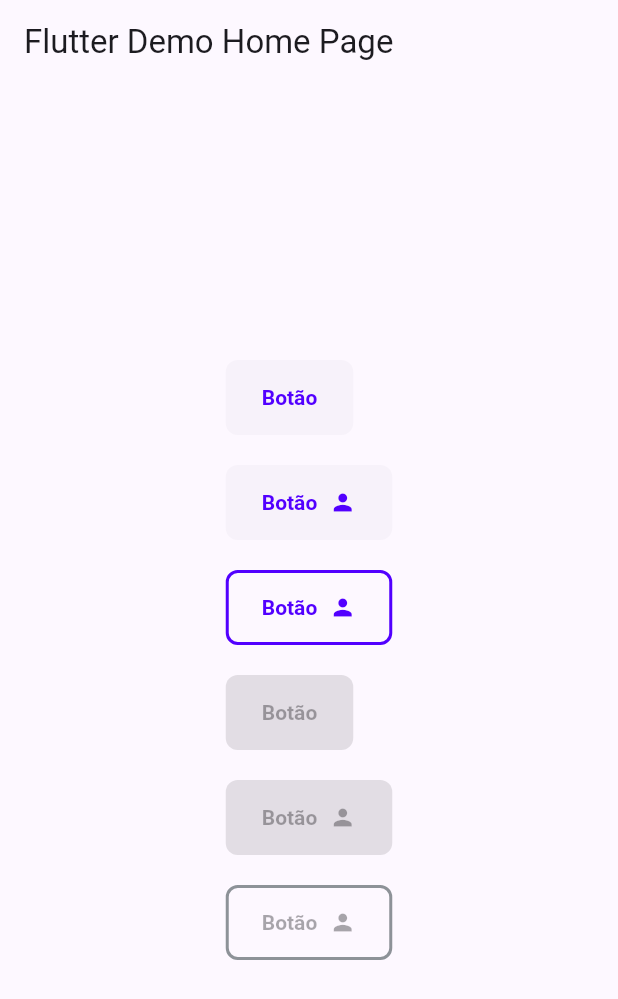
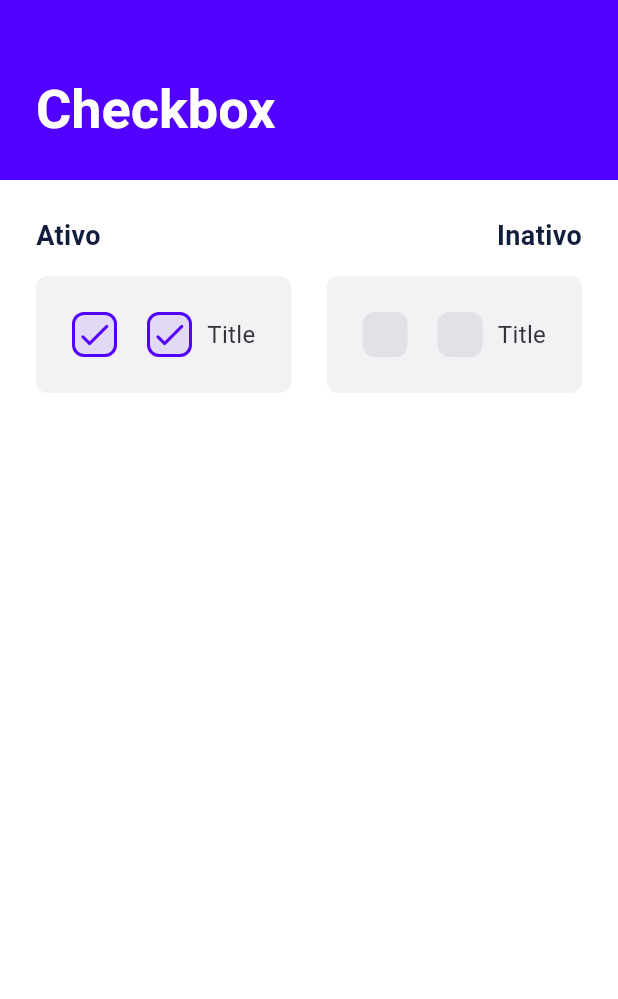
Before and after one commit to bernardoveras/comanda_ui, a Flutter app: the screen it shows after launch, on a phone screen of 412 x 824 dp. Shown: the top 999 px of the screen. Run offline on Flutter 3.47's test engine with Material 2 defaults, Android fonts, the phone set to English and light mode, and no system bars.

Commit message:
Adicionado checkbox

```diff
--- /dev/null
+++ b/example/lib/checkbox/checkboxes.dart
@@ -0,0 +1,118 @@
+import 'package:comanda_ui/shared/colors.dart';
+import 'package:example/shared/component_appbar.dart';
+import 'package:flutter/material.dart';
+
+import '../shared/component_header.dart';
+import 'comanda_checkbox.dart';
+
+class CheckBoxes extends StatefulWidget {
+  CheckBoxes({Key? key}) : super(key: key);
+
+  @override
+  State<CheckBoxes> createState() => _CheckBoxesState();
+}
+
+class _CheckBoxesState extends State<CheckBoxes> {
+  bool leftCheckbox = true;
+  bool rightCheckbox = false;
+
+  void changeLeftActive(bool value) => setState(() => leftCheckbox = value);
+  void changeRightActive(bool value) => setState(() => rightCheckbox = value);
+
+  @override
+  Widget build(BuildContext context) {
+    return Scaffold(
+      body: NestedScrollView(
+        floatHeaderSlivers: true,
+        headerSliverBuilder: (context, _) => [const ComponentAppBar(title: 'Checkbox')],
+        body: SingleChildScrollView(
+          physics: const BouncingScrollPhysics(),
+          child: Padding(
+            padding: const EdgeInsets.all(24),
+            child: Column(
+              crossAxisAlignment: CrossAxisAlignment.start,
+              children: <Widget>[
+                SizedBox(
+                  width: MediaQuery.of(context).size.width,
+                  child: Wrap(
+                    alignment: WrapAlignment.spaceBetween,
+                    children: [
+                      Column(
+                        crossAxisAlignment: CrossAxisAlignment.start,
+                        children: [
+                          ComponentHeader(title: leftCheckbox ? 'Ativo' : 'Inativo'),
+                          Container(
+                            padding: const EdgeInsets.all(24),
+                            margin: const EdgeInsets.symmetric(vertical: 14),
+                            decoration: BoxDecoration(
+                              color: Theme.of(context).brightness == Brightness.light ? ComandaBetColors.textFieldLight : ComandaBetColors.dark100,
+                              borderRadius: BorderRadius.circular(8),
+                              border: Theme.of(context).brightness == Brightness.dark
+                                  ? Border.all(
+                                      color: ComandaBetColors.primary,
+                                      width: 1.5,
+                                    )
+                                  : null,
+                            ),
+                            child: Wrap(
+                              spacing: 20,
+                              children: [
+                                ComandaCheckBox(
+                                  value: leftCheckbox,
+                                  onChanged: (v) => changeLeftActive(v),
+                                ),
+                                ComandaCheckBox(
+                                  text: 'Title',
+                                  value: leftCheckbox,
+                                  onChanged: (v) => changeLeftActive(v),
+                                ),
+                              ],
+                            ),
+                          ),
+                        ],
+                      ),
+                      Column(
+                        crossAxisAlignment: CrossAxisAlignment.end,
+                        children: [
+                          ComponentHeader(title: rightCheckbox ? 'Ativo' : 'Inativo'),
+                          Container(
+                            padding: const EdgeInsets.all(24),
+                            margin: const EdgeInsets.symmetric(vertical: 14),
+                            decoration: BoxDecoration(
+                              color: Theme.of(context).brightness == Brightness.light ? ComandaBetColors.textFieldLight : ComandaBetColors.dark100,
+                              borderRadius: BorderRadius.circular(8),
+                              border: Theme.of(context).brightness == Brightness.dark
+                                  ? Border.all(
+                                      color: ComandaBetColors.primary,
+                                      width: 1.5,
+                                    )
+                                  : null,
+                            ),
+                            child: Wrap(
+                              spacing: 20,
+                              children: [
+                                ComandaCheckBox(
+                                  value: rightCheckbox,
+                                  onChanged: (v) => changeRightActive(v),
+                                ),
+                                ComandaCheckBox(
+                                  text: 'Title',
+                                  value: rightCheckbox,
+                                  onChanged: (v) => changeRightActive(v),
+                                ),
+                              ],
+                            ),
+                          ),
+                        ],
+                      ),
+                    ],
+                  ),
+                ),
+              ],
+            ),
+          ),
+        ),
+      ),
+    );
+  }
+}
--- /dev/null
+++ b/example/lib/checkbox/comanda_checkbox.dart
@@ -0,0 +1,100 @@
+import 'package:comanda_ui/shared/colors.dart';
+import 'package:comanda_ui/shared/weight.dart';
+import 'package:flutter/material.dart';
+
+class ComandaCheckBox extends StatelessWidget {
+  ComandaCheckBox({
+    Key? key,
+    required bool value,
+    ValueChanged<bool>? onChanged,
+    String? text,
+    Color? foregroundColor,
+  }) : super(key: key) {
+    _value = value;
+    _onChanged = onChanged;
+    _text = text;
+  }
+
+  late final bool _value;
+  late final String? _text;
+  late final ValueChanged<bool>? _onChanged;
+
+  Color _borderColor(BuildContext context) {
+    if (Theme.of(context).brightness == Brightness.light) {
+      if (_value == true) return ComandaBetColors.primary;
+      return ComandaBetColors.grey100;
+    }
+
+    if (_value == true) return ComandaBetColors.primary;
+    return const Color(0xFF242435);
+  }
+
+  Color _backgroundColor(BuildContext context) {
+    if (Theme.of(context).brightness == Brightness.light) {
+      if (_value == true) return ComandaBetColors.primaryLowOpacity;
+      return ComandaBetColors.grey100;
+    }
+
+    if (_value == true) return ComandaBetColors.primaryLowOpacity;
+    return const Color(0xFF242435);
+  }
+
+  Color _iconColor(BuildContext context) {
+    if (_value == true) {
+      if (Theme.of(context).brightness == Brightness.light) {
+        return ComandaBetColors.primary;
+      }
+
+      return Colors.white;
+    }
+    return Colors.transparent;
+  }
+
+  @override
+  Widget build(BuildContext context) {
+    return GestureDetector(
+      behavior: HitTestBehavior.opaque,
+      onTap: () => _onChanged?.call(!_value),
+      child: Row(
+        mainAxisSize: MainAxisSize.min,
+        children: [
+          AnimatedContainer(
+            height: 30,
+            width: 30,
+            duration: const Duration(milliseconds: 200),
+            curve: Curves.linearToEaseOut,
+            decoration: BoxDecoration(
+              color: _backgroundColor(context),
+              border: Border.all(
+                color: _borderColor(context),
+                width: 2,
+              ),
+              borderRadius: BorderRadius.circular(8),
+            ),
+            child: _value == true
+                ? FittedBox(
+                    child: Icon(
+                      Icons.check_rounded,
+                      color: _iconColor(context),
+                    ),
+                  )
+                : null,
+          ),
+          if (_text != null) ...{
+            const SizedBox(width: 10),
+            FittedBox(
+              child: Text(
+                _text!,
+                style: TextStyle(
+                  color: Theme.of(context).brightness == Brightness.light ? ComandaBetColors.grey600 : Colors.white,
+                  fontSize: 16,
+                  fontWeight: Weight.regular(),
+                ),
+              ),
+            ),
+          },
+        ],
+      ),
+    );
+  }
+}
--- a/example/lib/main.dart
+++ b/example/lib/main.dart
@@ -1,9 +1,6 @@
-import 'package:comanda_ui/shared/colors.dart';
 import 'package:comanda_ui/shared/theme.dart';
-import 'package:comanda_ui/shared/weight.dart';
+import 'package:example/checkbox/checkboxes.dart';
 import 'package:flutter/material.dart';
-
-import 'buttons/cb_button.dart';
 
 void main() {
   runApp(const MyApp());
@@ -14,96 +11,13 @@ class MyApp extends StatelessWidget {
 
   @override
   Widget build(BuildContext context) {
-    String fontFamily = 'Roboto';
     return MaterialApp(
-      title: 'Flutter Demo',
-      theme: ThemeData(
-        useMaterial3: true,
-        primaryColor: ComandaBetColors.primary,
-        colorScheme: ColorScheme.fromSeed(
-          primary: ComandaBetColors.primary,
-          seedColor: ComandaBetColors.primary,
-          secondary: ComandaBetColors.secondary,
-          brightness: Brightness.light,
-        ),
-        disabledColor: ComandaBetColors.disable,
-        dividerColor: ComandaBetColors.separatorLight,
-        floatingActionButtonTheme: const FloatingActionButtonThemeData(
-          backgroundColor: ComandaBetColors.primary,
-        ),
-        elevatedButtonTheme: ElevatedButtonThemeData(
-          style: ButtonStyle(
-            elevation: MaterialStateProperty.all(0),
-            shape: MaterialStateProperty.all(RoundedRectangleBorder(borderRadius: BorderRadius.circular(8))),
-            padding: MaterialStateProperty.all(const EdgeInsets.symmetric(horizontal: 24, vertical: 14)),
-            textStyle: MaterialStateProperty.all(TextStyle(
-              fontFamily: fontFamily,
-              fontWeight: Weight.semiBold(),
-              overflow: TextOverflow.ellipsis,
-            )),
-          ),
-        ),
-      ),
-      home: const MyHomePage(title: 'Flutter Demo Home Page'),
+      title: 'Comanda Design System',
+      debugShowCheckedModeBanner: false,
+      darkTheme: CBTheme.dark,
+      theme: CBTheme.light,
+      // themeMode: ThemeMode.dark,
+      home: CheckBoxes(),
     );
   }
 }
-
-class MyHomePage extends StatefulWidget {
-  const MyHomePage({Key? key, required this.title}) : super(key: key);
-
-  final String title;
-
-  @override
-  State<MyHomePage> createState() => _MyHomePageState();
-}
-
-class _MyHomePageState extends State<MyHomePage> {
-  @override
-  Widget build(BuildContext context) {
-    return Scaffold(
-      appBar: AppBar(title: Text(widget.title)),
-      body: Center(
-        child: Column(
-          mainAxisAlignment: MainAxisAlignment.center,
-          crossAxisAlignment: CrossAxisAlignment.start,
-          children: <Widget>[
-            CBButton(
-              'Botão',
-              onPressed: () {},
-            ),
-            const SizedBox(height: 20),
-            CBButton(
-              'Botão',
-              icon: Icons.person,
-              onPressed: () {},
-            ),
-            const SizedBox(height: 20),
-            CBButton(
-              'Botão',
-              icon: Icons.person,
-              onPressed: () {},
-              outlined: true,
-            ),
-            const SizedBox(height: 20),
-            CBButton(
-              'Botão',
-            ),
-            const SizedBox(height: 20),
-            CBButton(
-              'Botão',
-              icon: Icons.person,
-            ),
-            const SizedBox(height: 20),
-            CBButton(
-              'Botão',
-              icon: Icons.person,
-              // onPressed: () {},
-              outlined: true,
-            ),
-          ],
-        ),
-      ),
-    );
-  }
-}
--- /dev/null
+++ b/example/lib/shared/component_header.dart
@@ -0,0 +1,21 @@
+import 'package:comanda_ui/shared/colors.dart';
+import 'package:comanda_ui/shared/weight.dart';
+import 'package:flutter/material.dart';
+
+class ComponentHeader extends StatelessWidget {
+  const ComponentHeader({Key? key, required this.title}) : super(key: key);
+
+  final String title;
+
+  @override
+  Widget build(BuildContext context) {
+    return Text(
+      title,
+      style: TextStyle(
+        fontSize: 18,
+        fontWeight: Weight.semiBold(),
+        color: Theme.of(context).brightness == Brightness.light ? ComandaBetColors.blueGrey : Colors.white,
+      ),
+    );
+  }
+}
--- a/lib/shared/theme.dart
+++ b/lib/shared/theme.dart
@@ -1,3 +1,4 @@
+import 'package:comanda_ui/shared/weight.dart';
 import 'package:flutter/material.dart';
 
 import 'colors.dart';
@@ -5,17 +6,48 @@ import 'colors.dart';
 class CBTheme {
   const CBTheme._();
 
-  static final ThemeData base = ThemeData(
+  static const String fontFamily = 'Roboto';
+  static final ThemeData dark = _base.copyWith(
+    brightness: Brightness.dark,
+    colorScheme: _base.colorScheme.copyWith(background: ComandaBetColors.backgroundDark),
+    backgroundColor: ComandaBetColors.backgroundDark,
+    scaffoldBackgroundColor: ComandaBetColors.backgroundDark,
+  );
+
+  static final ThemeData light = _base;
+
+  static final ThemeData _base = ThemeData(
     useMaterial3: true,
+    dividerTheme: const DividerThemeData(
+      thickness: 2,
+      color: ComandaBetColors.separatorLight,
+    ),
+    primaryColor: ComandaBetColors.primary,
     colorScheme: ColorScheme.fromSeed(
+      primary: ComandaBetColors.primary,
       seedColor: ComandaBetColors.primary,
       secondary: ComandaBetColors.secondary,
       brightness: Brightness.light,
+      background: ComandaBetColors.backgroundLight,
     ),
+    backgroundColor: ComandaBetColors.backgroundLight,
+    scaffoldBackgroundColor: ComandaBetColors.backgroundLight,
+    disabledColor: ComandaBetColors.disable,
+    dividerColor: ComandaBetColors.separatorLight,
     floatingActionButtonTheme: const FloatingActionButtonThemeData(
       backgroundColor: ComandaBetColors.primary,
     ),
-    disabledColor: ComandaBetColors.disable,
-    dividerColor: ComandaBetColors.separatorLight,
+    elevatedButtonTheme: ElevatedButtonThemeData(
+      style: ButtonStyle(
+        elevation: MaterialStateProperty.all(0),
+        shape: MaterialStateProperty.all(RoundedRectangleBorder(borderRadius: BorderRadius.circular(8))),
+        padding: MaterialStateProperty.all(const EdgeInsets.symmetric(horizontal: 24, vertical: 14)),
+        textStyle: MaterialStateProperty.all(TextStyle(
+          fontFamily: fontFamily,
+          fontWeight: Weight.semiBold(),
+          overflow: TextOverflow.ellipsis,
+        )),
+      ),
+    ),
   );
 }
```
Also changed, not shown: example/lib/button/buttons.dart (added, +174 -0 lines), example/lib/button/comanda_button.dart (renamed from example/lib/buttons/cb_button.dart, +57 -10 lines), example/lib/shared/component_appbar.dart (added, +33 -0 lines).
